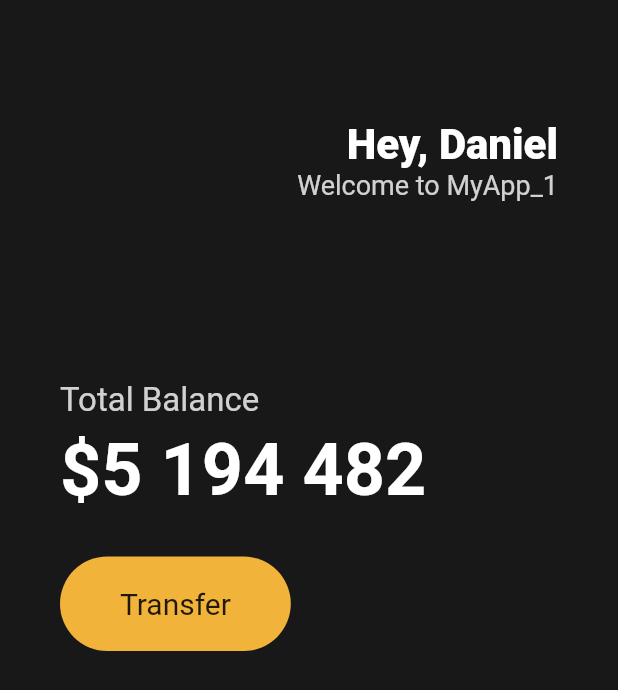
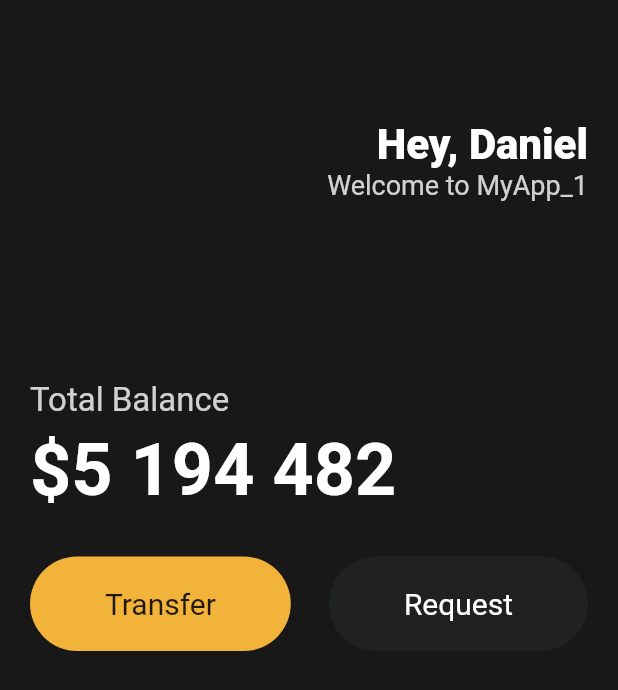
Before and after one commit to bladnoch/Flutter_App_UI, a Flutter app: the screen it shows after launch, on a phone screen of 412 x 824 dp. Shown: the top 690 px of the screen. Run offline on Flutter 3.47's test engine with Material 2 defaults, Android fonts, the phone set to English and light mode, and no system bars.

Commit message:
add request button, and widgets folder

```diff
--- a/lib/main.dart
+++ b/lib/main.dart
@@ -27,7 +27,7 @@ class App extends StatelessWidget{ // StatelessWidget: 무언가를 화면에
           backgroundColor: const Color(0xff181818) , //0xFF + rgb값
           body: Padding( // 4 방향 외곽 간격
             padding: const EdgeInsets.symmetric(
-              horizontal: 40, //패팅
+              horizontal: 20, //패팅
             ),
             child: Column(
               crossAxisAlignment: CrossAxisAlignment.start,
@@ -79,6 +79,7 @@ class App extends StatelessWidget{ // StatelessWidget: 무언가를 화면에
                 height: 30,
               ),
                 Row( //row for two buttons next each other
+                  mainAxisAlignment: MainAxisAlignment.spaceBetween,
                   children: [
                     Container(
                       decoration: BoxDecoration(
@@ -88,10 +89,28 @@ class App extends StatelessWidget{ // StatelessWidget: 무언가를 화면에
                       child: const Padding(
                         padding: EdgeInsets.symmetric(
                           vertical: 20,
-                          horizontal: 40,
+                          horizontal: 50,
                         ),
                         child: Text("Transfer",
                           style: TextStyle(
+                            fontSize: 20,
+                          ),
+                        ),
+                      ),
+                    ),
+                    Container(
+                      decoration: BoxDecoration(
+                          color: const Color(0xff1F2123),
+                          borderRadius: BorderRadius.circular(45) //side
+                      ),
+                      child: const Padding(
+                        padding: EdgeInsets.symmetric(
+                          vertical: 20,
+                          horizontal: 50,
+                        ),
+                        child: Text("Request",
+                          style: TextStyle(
+                            color: Colors.white,
                             fontSize: 20,
                           ),
                         ),
```
